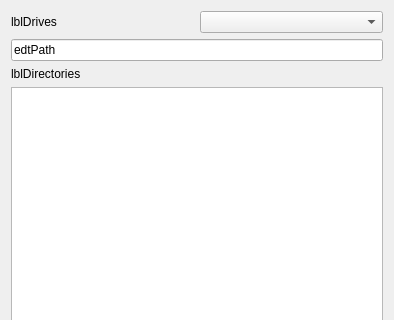
adeccscholar/adecc_FileDlg, file Src/Visual Studio/Qt6/DirectoryDlgClass.ui: the form before one commit; both pictures show x 0 to 394 and y 0 to 320 of the 394 by 515 pixel window.
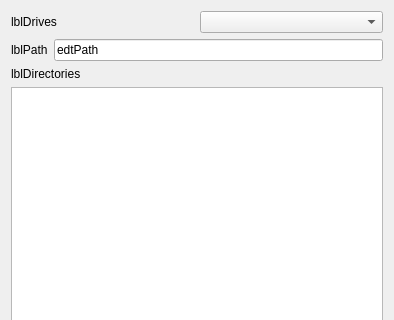
The form after the commit.

Commit message: letzte Anpassung, Fehler in FMX Zuodnung, lblPath für Directory Auswahl ergänzt

The edit to the form file:
```diff
--- a/Src/Visual Studio/Qt6/DirectoryDlgClass.ui
+++ b/Src/Visual Studio/Qt6/DirectoryDlgClass.ui
@@ -36,11 +36,22 @@
     </layout>
    </item>
    <item>
+    <layout class="QHBoxLayout" name="horizontalLayout_3">
+     <item>
+      <widget class="QLabel" name="lblPath">
+       <property name="text">
+        <string>lblPath</string>
+       </property>
+      </widget>
+     </item>
+     <item>
     <widget class="QLineEdit" name="edtPath">
      <property name="text">
       <string>edtPath</string>
      </property>
     </widget>
+     </item>
+    </layout>
    </item>
    <item>
     <widget class="QLabel" name="lblDirectories">
```
Lines whose indentation alone changed are shown as unchanged. The commit also changes 5 other files.
